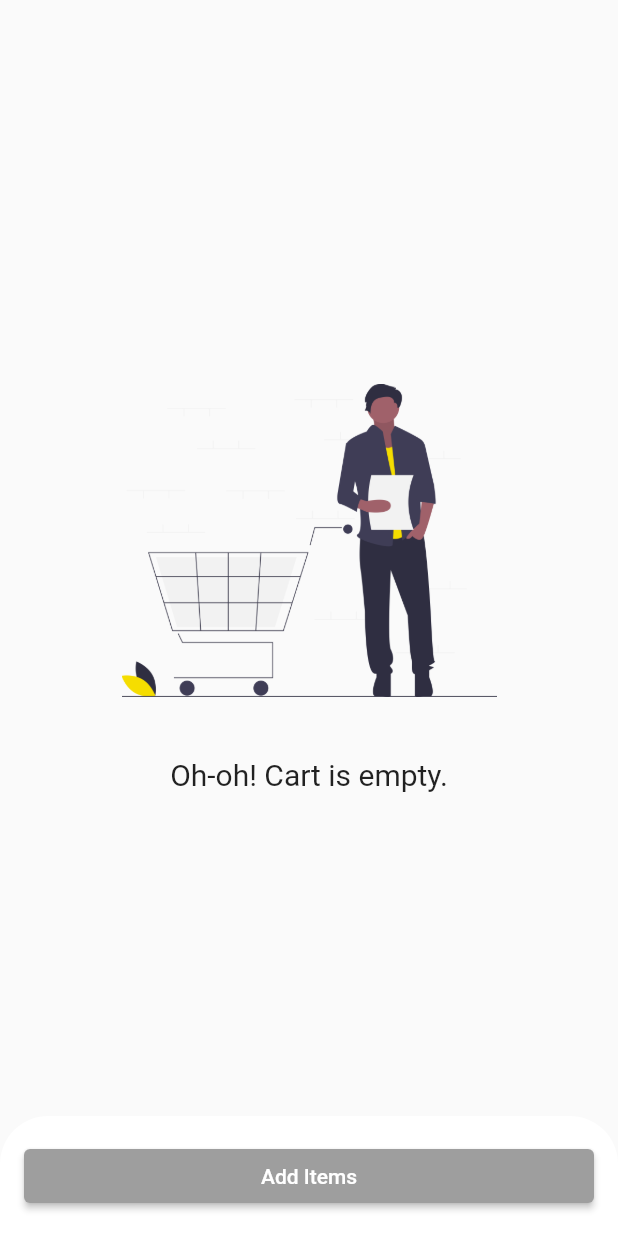
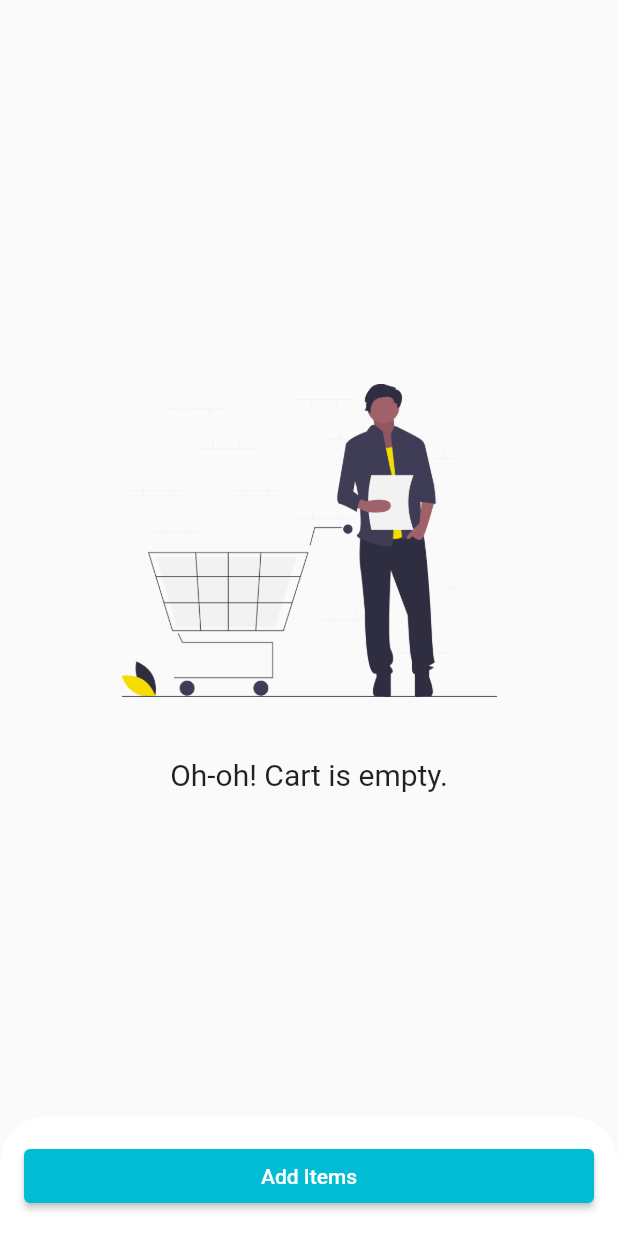
Before and after one commit to MedoRedo/guciano-flutter, a Flutter app: the CartPage screen opened by its route, on a phone screen of 412 x 824 dp. Run offline on Flutter 3.47's test engine with Material 2 defaults, Android fonts, the phone set to English and light mode, and no system bars; our stand-ins replace cloud_firestore, email_validator, firebase_auth, firebase_core, firebase_messaging, floor and 2 more; missing offline and left inert: flutter_stripe_payment; accounts and stored records are empty; generated files the repository leaves out were written again.

Commit message:
Update cart page buttons color

```diff
--- a/lib/pages/cart_page.dart
+++ b/lib/pages/cart_page.dart
@@ -133,7 +133,7 @@ class _CartPageState extends State<CartPage> {
     return Row(children: [
       Expanded(
           child: ElevatedButton(
-        style: ElevatedButton.styleFrom(primary: Colors.grey),
+        style: ElevatedButton.styleFrom(primary: Colors.cyan),
         onPressed: () {
           homeProvider.selectTab(0);
         },
@@ -142,7 +142,7 @@ class _CartPageState extends State<CartPage> {
       const SizedBox(width: 16),
       Expanded(
           child: ElevatedButton(
-        style: ElevatedButton.styleFrom(primary: Colors.cyan),
+        style: ElevatedButton.styleFrom(primary: Colors.green),
         onPressed: () {
           Navigator.of(context).push(MaterialPageRoute(
               builder: (context) =>
@@ -157,7 +157,7 @@ class _CartPageState extends State<CartPage> {
     return SizedBox(
         width: double.infinity,
         child: ElevatedButton(
-          style: ElevatedButton.styleFrom(primary: Colors.grey),
+          style: ElevatedButton.styleFrom(primary: Colors.cyan),
           onPressed: () {
             homeProvider.selectTab(0);
           },
```
